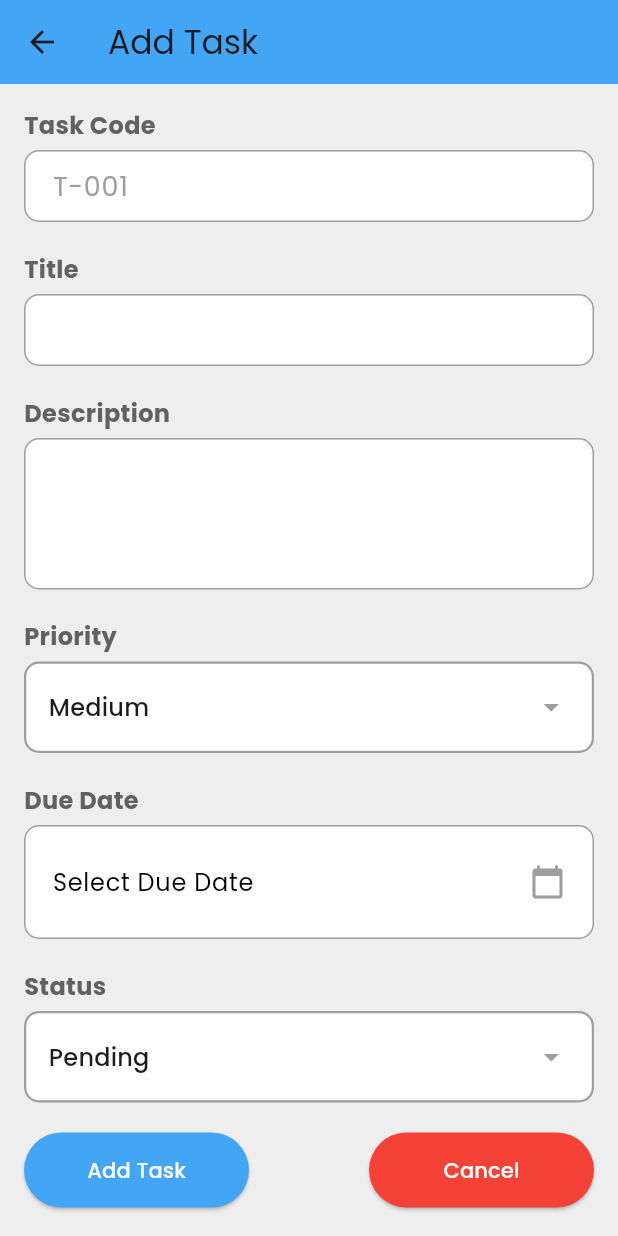
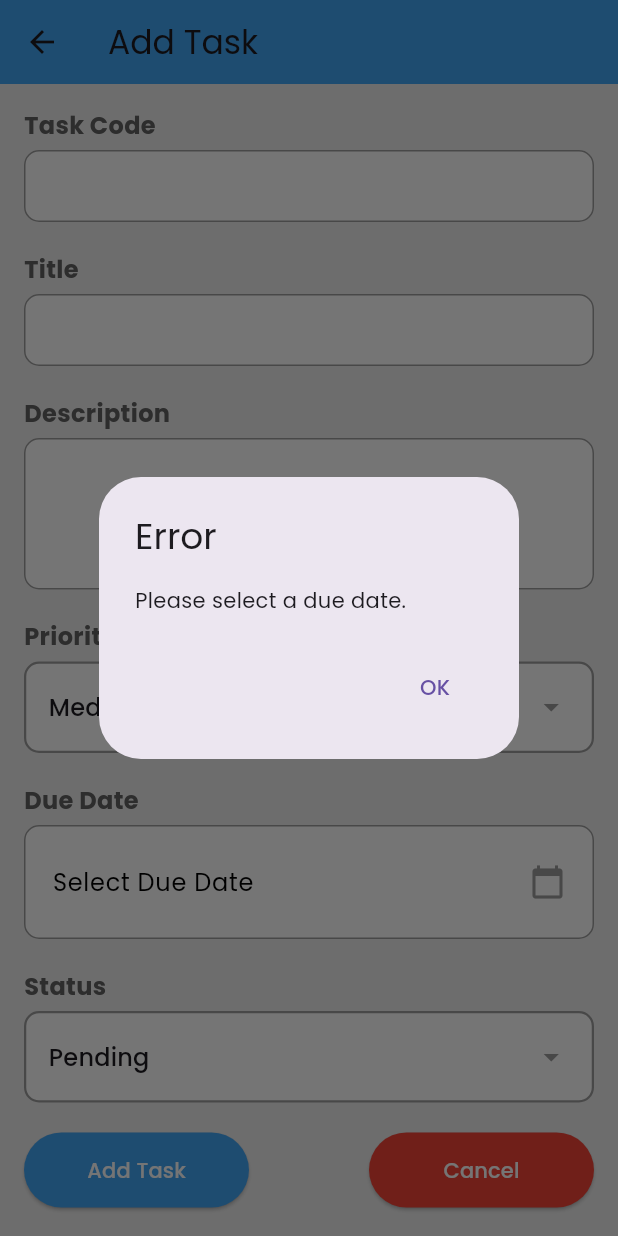
Before and after one commit to zafar-m3n/To-do-app, a Flutter app: the Add_Screen screen opened directly, after a tap on "Add Task", on a phone screen of 412 x 824 dp. Run offline on Flutter 3.47's test engine with Material 3 defaults, Android fonts, the phone set to English and light mode, and no system bars; our stand-ins replace expandable, flutter_dotenv, flutter_secure_storage, fluttertoast; accounts and stored records are empty.

Commit message:
Add Task

```diff
--- a/lib/pages/add_task_page.dart
+++ b/lib/pages/add_task_page.dart
@@ -1,4 +1,8 @@
+import 'dart:convert';
 import 'package:flutter/material.dart';
+import 'package:http/http.dart' as http;
+import 'package:flutter_secure_storage/flutter_secure_storage.dart';
+import 'package:flutter_dotenv/flutter_dotenv.dart';
 
 class Add_Screen extends StatefulWidget {
   const Add_Screen({super.key});
@@ -10,7 +14,8 @@ class Add_Screen extends StatefulWidget {
 class _Add_ScreenState extends State<Add_Screen> {
   final titleController = TextEditingController();
   final descriptionController = TextEditingController();
-  final taskCodeController = TextEditingController(text: 'T-001');
+  final taskCodeController = TextEditingController(text: ''); // Set as empty string for new task
+  final FlutterSecureStorage secureStorage = FlutterSecureStorage();
 
   FocusNode _focusNode1 = FocusNode();
   FocusNode _focusNode2 = FocusNode();
@@ -35,7 +40,7 @@ class _Add_ScreenState extends State<Add_Screen> {
       ),
       backgroundColor: Colors.grey[200],
       body: SafeArea(
-        child: SingleChildScrollView(  // Makes the content scrollable
+        child: SingleChildScrollView(
           padding: const EdgeInsets.all(16.0),
           child: Column(
             crossAxisAlignment: CrossAxisAlignment.start,
@@ -125,7 +130,7 @@ class _Add_ScreenState extends State<Add_Screen> {
       child: DropdownButtonFormField<String>(
         value: _selectedPriority,
         decoration: InputDecoration(
-          border: InputBorder.none, // No default border
+          border: InputBorder.none,
         ),
         items: ['High', 'Medium', 'Low'].map((String priority) {
           return DropdownMenuItem<String>(
@@ -138,7 +143,7 @@ class _Add_ScreenState extends State<Add_Screen> {
             _selectedPriority = newValue!;
           });
         },
-        icon: Icon(Icons.arrow_drop_down, color: Colors.grey), // Custom dropdown icon
+        icon: Icon(Icons.arrow_drop_down, color: Colors.grey),
       ),
     );
   }
@@ -154,7 +159,7 @@ class _Add_ScreenState extends State<Add_Screen> {
       child: DropdownButtonFormField<String>(
         value: _selectedStatus,
         decoration: InputDecoration(
-          border: InputBorder.none, // No default border
+          border: InputBorder.none,
         ),
         items: ['Pending', 'Completed'].map((String status) {
           return DropdownMenuItem<String>(
@@ -167,7 +172,7 @@ class _Add_ScreenState extends State<Add_Screen> {
             _selectedStatus = newValue!;
           });
         },
-        icon: Icon(Icons.arrow_drop_down, color: Colors.grey), // Custom dropdown icon
+        icon: Icon(Icons.arrow_drop_down, color: Colors.grey),
       ),
     );
   }
@@ -227,7 +232,7 @@ class _Add_ScreenState extends State<Add_Screen> {
             minimumSize: Size(150, 50),
           ),
           onPressed: () {
-            // Add task functionality
+            _addTask(); // Call the function to add task
           },
           child: Text('Add Task', style: TextStyle(color: Colors.white)),
         ),
@@ -244,4 +249,74 @@ class _Add_ScreenState extends State<Add_Screen> {
       ],
     );
   }
+
+  // Function to handle adding a task
+  Future<void> _addTask() async {
+    if (_selectedDate == null) {
+      _showErrorDialog('Please select a due date.');
+      return;
+    }
+
+    final String baseUrl = dotenv.env['BASE_URL']!;
+    final url = '$baseUrl/api/services/save-task';
+
+    // Prepare the task data
+    Map<String, dynamic> taskData = {
+      'SaveStatus': '1', // Assuming '1' indicates a new task save operation
+      'TaskCode': '', // Empty for a new task
+      'TaskName': titleController.text,
+      'TaskDescription': descriptionController.text,
+      'TaskPriority': _selectedPriority == 'High' ? '1' : _selectedPriority == 'Medium' ? '2' : '3',
+      'TaskDueDate': _selectedDate!.toIso8601String(),
+      'TaskCompleteStatus': _selectedStatus == 'Completed'
+    };
+
+    print("Creating new task. Task Data: $taskData");
+
+    try {
+      String? token = await secureStorage.read(key: 'user_data');
+      if (token != null) {
+        final decodedData = jsonDecode(token);
+        final jwtToken = decodedData['jwt'];
+
+        final response = await http.post(
+          Uri.parse(url),
+          headers: {
+            'Content-Type': 'application/json; charset=UTF-8',
+            'Authorization': 'Bearer $jwtToken',
+          },
+          body: jsonEncode(taskData),
+        );
+
+        if (response.statusCode == 200) {
+          Navigator.pop(context, true);
+        } else {
+          _showErrorDialog('Failed to add task. Status code: ${response.statusCode}');
+        }
+      }
+    } catch (e) {
+      _showErrorDialog('Error adding task: $e');
+    }
+  }
+
+  // Function to show error dialog
+  void _showErrorDialog(String message) {
+    showDialog(
+      context: context,
+      builder: (BuildContext context) {
+        return AlertDialog(
+          title: Text("Error"),
+          content: Text(message),
+          actions: [
+            TextButton(
+              child: Text("OK"),
+              onPressed: () {
+                Navigator.of(context).pop();
+              },
+            ),
+          ],
+        );
+      },
+    );
+  }
 }
--- a/lib/pages/home_page.dart
+++ b/lib/pages/home_page.dart
@@ -48,6 +48,8 @@ class _HomePageState extends State<HomePage> {
         final jwtToken = decodedData['jwt'];
         final String baseUrl = dotenv.env['BASE_URL']!;
         final url = '$baseUrl/api/services/get-task-list';
+
+        print("Getting Tasks from: $url");
 
         final response = await http.get(
           Uri.parse(url),
@@ -187,11 +189,16 @@ class _HomePageState extends State<HomePage> {
         ),
       ),
       floatingActionButton: FloatingActionButton(
-        onPressed: () {
-          Navigator.push(
+        onPressed: () async {
+          // Navigate to Add_Screen and refresh task list on return
+          final result = await Navigator.push(
             context,
             MaterialPageRoute(builder: (context) => Add_Screen()),
           );
+
+          if (result == true) {
+            _fetchTaskList();
+          }
         },
         backgroundColor: Colors.blue.shade400,
         child: Icon(Icons.add),
```
